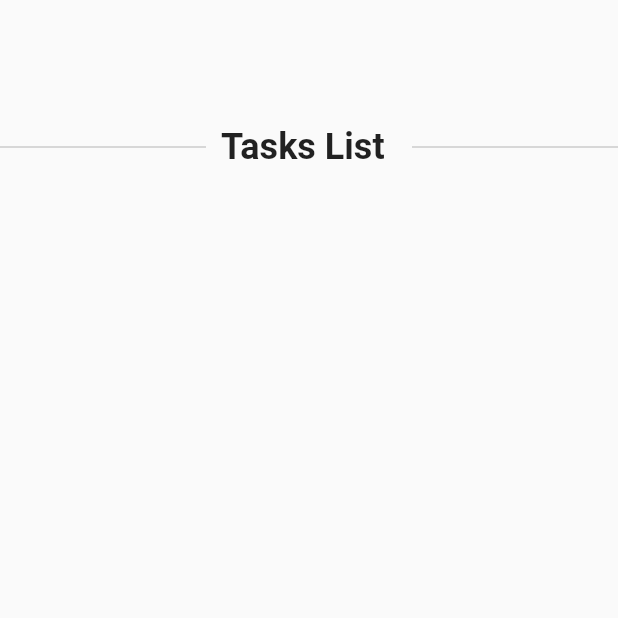
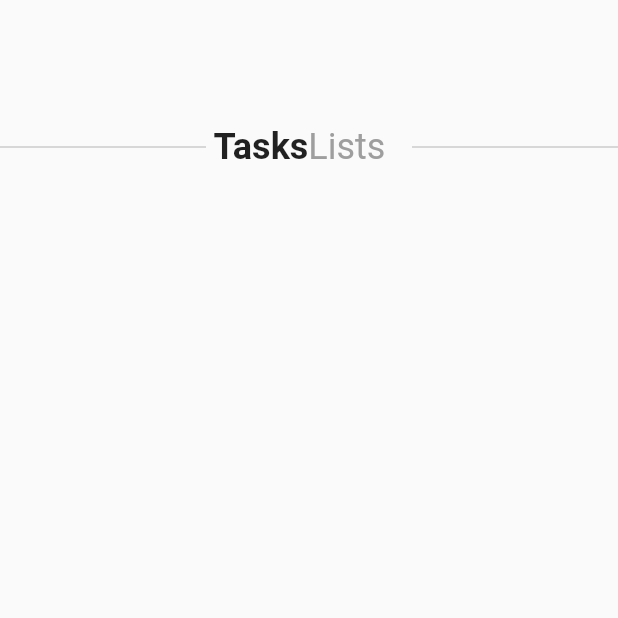
Before and after one commit to pedromassango/flutter-tasky-app, a Flutter app: the screen it shows after launch, on a phone screen of 412 x 824 dp, the top half of it. Run offline on Flutter 3.47's test engine with Material 2 defaults, Android fonts, the phone set to English and light mode, and no system bars.

Commit message:
home title done

```diff
--- a/lib/main.dart
+++ b/lib/main.dart
@@ -2,7 +2,7 @@ import 'package:flutter/material.dart';
 
 void main() => runApp(new TaskyApp());
 
-final mTitle = "Tasks List";
+final mTitle = "Tasks";
 
 class TaskyApp extends StatelessWidget {
   @override
@@ -39,8 +39,13 @@ class _HomePageState extends State<HomePage> {
             Expanded(
               flex: 2,
               child: Padding(
-                padding: EdgeInsets.only(left: 10.0, right: 5.0),
-                child: Text(mTitle, style: new TextStyle(fontSize: 24.0, fontWeight: FontWeight.bold),)
+                padding: EdgeInsets.only(left: 5.0, right: 5.0),
+                child: new Row(
+                  children: <Widget>[
+                    Text('Tasks', style: new TextStyle(fontSize: 24.0, fontWeight: FontWeight.bold),),
+                    Text('Lists', style: new TextStyle(fontSize: 24.0, color: Colors.grey),)
+                  ],
+                )
               )
             ),
             Expanded(
```
